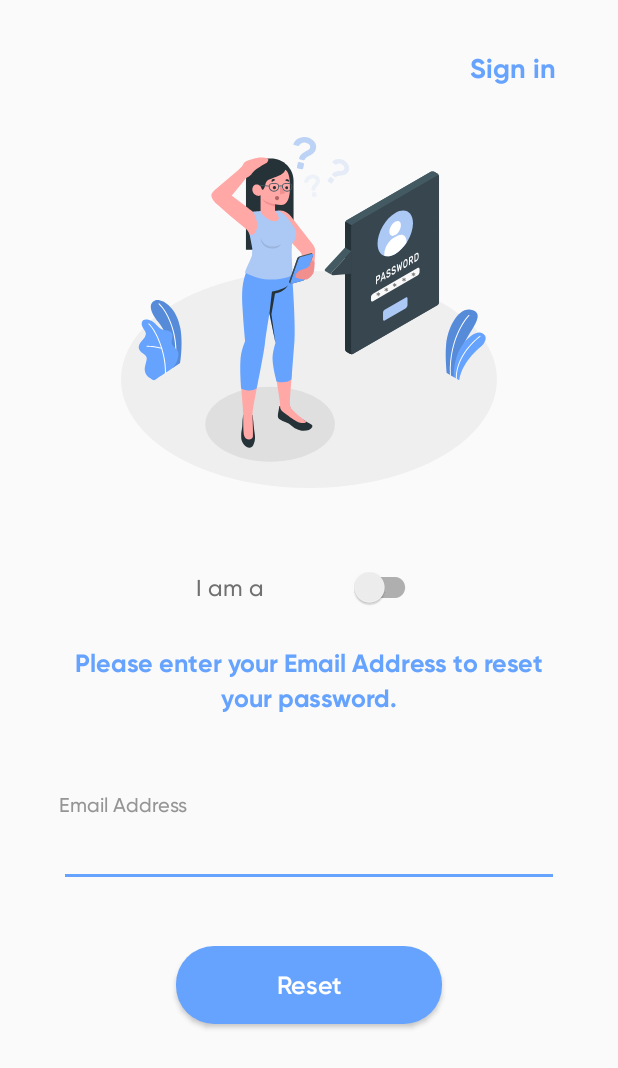
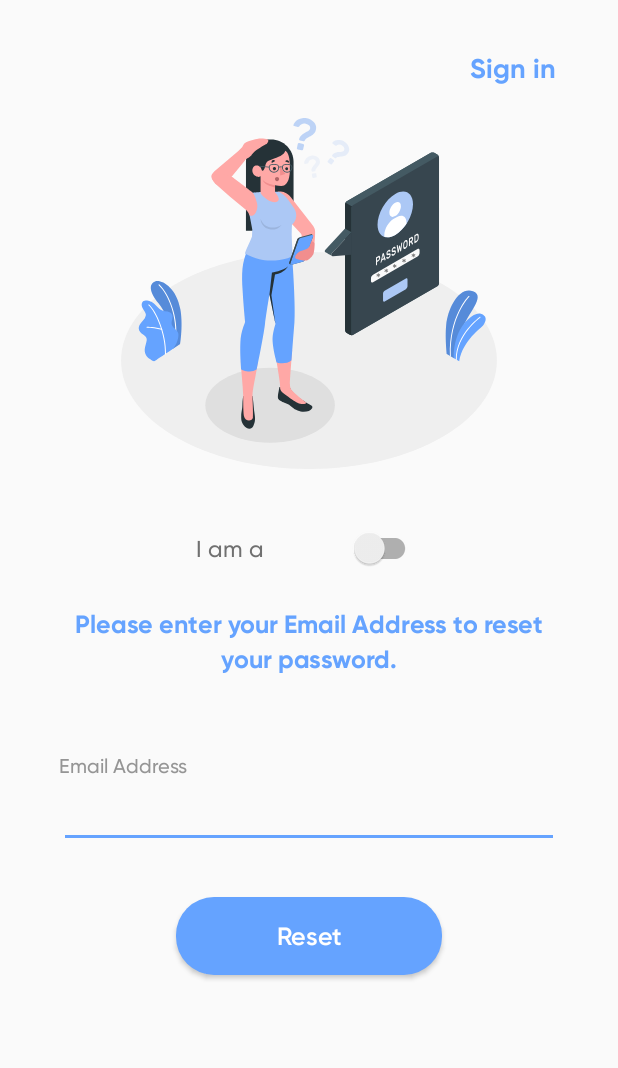
Before and after one commit to hishd/Qurantime, an Android app: the ForgotPassActivityEnterEmail screen opened directly, with no data from a screen before it, on a phone screen of 412 x 824 dp. Shown: the top 1068 px of the screen. Run offline under Robolectric (Android 15) with nearby library versions, the phone set to English and light mode, and no system bars; our stand-ins replace Volley, sdp/ssp sizes; libraries missing offline, so code that uses them is left out: com.dasbikash.android_network_monitor, com.github.angads25.toggle, io.realm, org.aviran.cookiebar2, spencerstudios.com.bungeelib; plain views replace LabeledSwitch; network calls fail; 8 statements that could not run were skipped.

Commit message:
Fixed typos

```diff
--- a/app/src/main/AndroidManifest.xml
+++ b/app/src/main/AndroidManifest.xml
@@ -1,5 +1,6 @@
 <?xml version="1.0" encoding="utf-8"?>
 <manifest xmlns:android="http://schemas.android.com/apk/res/android"
+    xmlns:tools="http://schemas.android.com/tools"
     package="com.hishd.qurantime">
 
     <uses-permission android:name="android.permission.INTERNET" />
@@ -12,7 +13,8 @@
 
     <application
         android:name=".Application.MainApplication"
-        android:allowBackup="true"
+        android:allowBackup="false"
+        tools:replace="android:allowBackup"
         android:icon="@mipmap/ic_launcher"
         android:label="@string/app_name"
         android:networkSecurityConfig="@xml/network_security_config"
--- a/app/src/main/java/com/hishd/qurantime/Activity/Patient/PatientMeasureDataActivity.java
+++ b/app/src/main/java/com/hishd/qurantime/Activity/Patient/PatientMeasureDataActivity.java
@@ -113,8 +113,6 @@ public class PatientMeasureDataActivity extends BaseActivity implements APIOpera
     public void onPulseOXDataLoaded(double spO2, double hr) {
         binding.txtSPO2.setText(String.format(Locale.ENGLISH, "%.1f%%", spO2));
         binding.txtBPM.setText(String.format(Locale.ENGLISH, "%.0f", hr));
-        this.currentSpO2 = spO2;
-        this.currentBPM = hr;
         if(spO2 == 0 || hr == 0) {
             pulseDetected = false;
             binding.txtSPO2Result.setText(R.string.finger_out);
@@ -122,6 +120,8 @@ public class PatientMeasureDataActivity extends BaseActivity implements APIOpera
             return;
         }
         pulseDetected = true;
+        this.currentSpO2 = spO2;
+        this.currentBPM = hr;
         if(spO2 < 94) {
             binding.txtSPO2Result.setText(getResources().getString(R.string.severe));
         } else {
--- a/app/src/main/res/layout/activity_forgot_pass_enter_email.xml
+++ b/app/src/main/res/layout/activity_forgot_pass_enter_email.xml
@@ -25,7 +25,7 @@
         android:layout_width="match_parent"
         android:layout_height="@dimen/_180sdp"
         android:layout_below="@id/btnSignIn"
-        android:layout_marginTop="@dimen/_20sdp"
+        android:layout_marginTop="@dimen/_10sdp"
         android:layout_marginBottom="@dimen/_10sdp"
         app:lottie_autoPlay="true"
         app:lottie_fileName="forgot_password.json"
@@ -37,7 +37,7 @@
         android:layout_height="wrap_content"
         android:layout_below="@id/animationView"
         android:layout_centerHorizontal="true"
-        android:layout_marginTop="@dimen/_30sdp"
+        android:layout_marginTop="@dimen/_20sdp"
         android:orientation="horizontal">
 
         <TextView
@@ -114,9 +114,8 @@
         android:layout_width="match_parent"
         android:layout_height="@dimen/_40sdp"
         android:layout_below="@id/containerNIC"
-        android:layout_centerInParent="true"
         android:layout_marginStart="@dimen/_70sdp"
-        android:layout_marginTop="@dimen/_30sdp"
+        android:layout_marginTop="@dimen/_25sdp"
         android:layout_marginEnd="@dimen/_70sdp"
         android:layout_marginBottom="@dimen/_10sdp"
         android:background="@drawable/button_light_blue_round"
--- a/settings.gradle
+++ b/settings.gradle
@@ -7,7 +7,7 @@ dependencyResolutionManagement {
         jcenter() // Warning: this repository is going to shut down soon
     }
 }
-rootProject.name = "Qurantime"
+rootProject.name = "Quarantime"
 include ':app'
 include ':lightPopup'
 include ':multiSelectPopup'
```
Also changed, not shown: app/src/main/res/values/strings.xml (+4 -4 lines), lightPopup/src/main/res/layout/dual_action_dialog.xml (+5 -4 lines), app/src/main/res/drawable-hdpi/app_logo.png, app/src/main/res/drawable-ldpi/app_logo.png, app/src/main/res/drawable-mdpi/app_logo.png, app/src/main/res/drawable-xhdpi/app_logo.png, app/src/main/res/drawable-xxhdpi/app_logo.png, app/src/main/res/drawable-xxxhdpi/app_logo.png, 1 other file.
